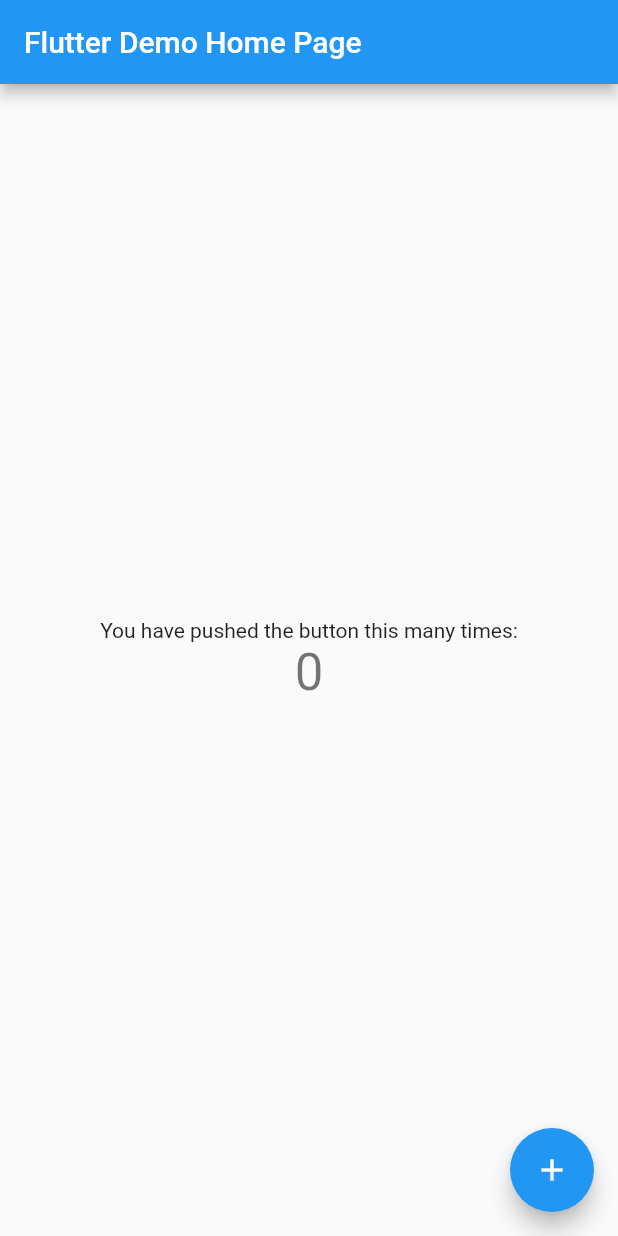
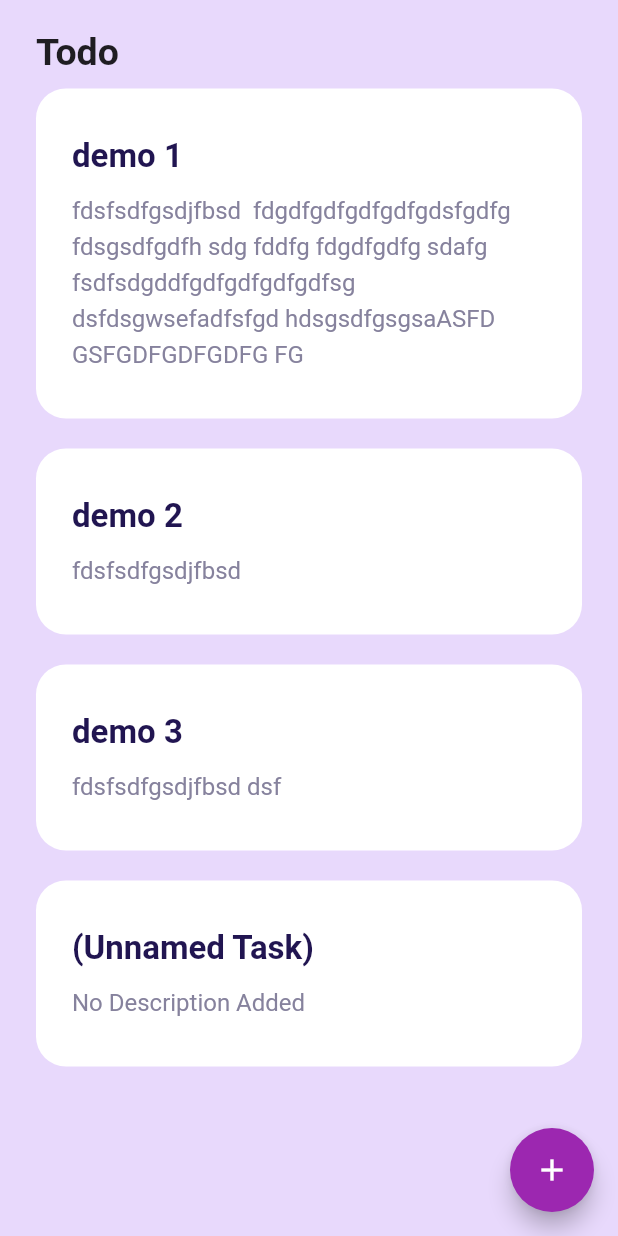
Before and after one commit to PratikAmonkar/Todo-App, a Flutter app: the screen it shows after launch, on a phone screen of 412 x 824 dp. Run offline on Flutter 3.47's test engine with Material 2 defaults, Android fonts, the phone set to English and light mode, and no system bars; our stand-ins replace sqflite; accounts and stored records are empty.

Commit message:
create home page ui

```diff
--- a/lib/main.dart
+++ b/lib/main.dart
@@ -1,115 +1,22 @@
 import 'package:flutter/material.dart';
+import 'package:todo_app/screens/home_page.dart';
 
-void main() {
+void main(){
   runApp(const MyApp());
 }
 
 class MyApp extends StatelessWidget {
-  const MyApp({Key? key}) : super(key: key);
+  const MyApp({ Key? key }) : super(key: key);
 
-  // This widget is the root of your application.
   @override
   Widget build(BuildContext context) {
     return MaterialApp(
-      title: 'Flutter Demo',
-      theme: ThemeData(
-        // This is the theme of your application.
-        //
-        // Try running your application with "flutter run". You'll see the
-        // application has a blue toolbar. Then, without quitting the app, try
-        // changing the primarySwatch below to Colors.green and then invoke
-        // "hot reload" (press "r" in the console where you ran "flutter run",
-        // or simply save your changes to "hot reload" in a Flutter IDE).
-        // Notice that the counter didn't reset back to zero; the application
-        // is not restarted.
-        primarySwatch: Colors.blue,
+      title:"Todo App",
+      theme:ThemeData(
+        primarySwatch:Colors.purple,
       ),
-      home: const MyHomePage(title: 'Flutter Demo Home Page'),
+      debugShowCheckedModeBanner: false,
+      home:const HomePage(),
     );
   }
 }
-
-class MyHomePage extends StatefulWidget {
-  const MyHomePage({Key? key, required this.title}) : super(key: key);
-
-  // This widget is the home page of your application. It is stateful, meaning
-  // that it has a State object (defined below) that contains fields that affect
-  // how it looks.
-
-  // This class is the configuration for the state. It holds the values (in this
-  // case the title) provided by the parent (in this case the App widget) and
-  // used by the build method of the State. Fields in a Widget subclass are
-  // always marked "final".
-
-  final String title;
-
-  @override
-  State<MyHomePage> createState() => _MyHomePageState();
-}
-
-class _MyHomePageState extends State<MyHomePage> {
-  int _counter = 0;
-
-  void _incrementCounter() {
-    setState(() {
-      // This call to setState tells the Flutter framework that something has
-      // changed in this State, which causes it to rerun the build method below
-      // so that the display can reflect the updated values. If we changed
-      // _counter without calling setState(), then the build method would not be
-      // called again, and so nothing would appear to happen.
-      _counter++;
-    });
-  }
-
-  @override
-  Widget build(BuildContext context) {
-    // This method is rerun every time setState is called, for instance as done
-    // by the _incrementCounter method above.
-    //
-    // The Flutter framework has been optimized to make rerunning build methods
-    // fast, so that you can just rebuild anything that needs updating rather
-    // than having to individually change instances of widgets.
-    return Scaffold(
-      appBar: AppBar(
-        // Here we take the value from the MyHomePage object that was created by
-        // the App.build method, and use it to set our appbar title.
-        title: Text(widget.title),
-      ),
-      body: Center(
-        // Center is a layout widget. It takes a single child and positions it
-        // in the middle of the parent.
-        child: Column(
-          // Column is also a layout widget. It takes a list of children and
-          // arranges them vertically. By default, it sizes itself to fit its
-          // children horizontally, and tries to be as tall as its parent.
-          //
-          // Invoke "debug painting" (press "p" in the console, choose the
-          // "Toggle Debug Paint" action from the Flutter Inspector in Android
-          // Studio, or the "Toggle Debug Paint" command in Visual Studio Code)
-          // to see the wireframe for each widget.
-          //
-          // Column has various properties to control how it sizes itself and
-          // how it positions its children. Here we use mainAxisAlignment to
-          // center the children vertically; the main axis here is the vertical
-          // axis because Columns are vertical (the cross axis would be
-          // horizontal).
-          mainAxisAlignment: MainAxisAlignment.center,
-          children: <Widget>[
-            const Text(
-              'You have pushed the button this many times:',
-            ),
-            Text(
-              '$_counter',
-              style: Theme.of(context).textTheme.headline4,
-            ),
-          ],
-        ),
-      ),
-      floatingActionButton: FloatingActionButton(
-        onPressed: _incrementCounter,
-        tooltip: 'Increment',
-        child: const Icon(Icons.add),
-      ), // This trailing comma makes auto-formatting nicer for build methods.
-    );
-  }
-}
--- /dev/null
+++ b/lib/screens/home_page.dart
@@ -0,0 +1,78 @@
+import 'package:flutter/material.dart';
+import 'package:flutter/services.dart';
+import 'package:todo_app/widgets/task_card_widget.dart';
+
+class HomePage extends StatefulWidget {
+  const HomePage({Key? key}) : super(key: key);
+
+  @override
+  State<HomePage> createState() => _HomePageState();
+}
+
+class _HomePageState extends State<HomePage> {
+  @override
+  Widget build(BuildContext context) {
+    return Scaffold(
+      backgroundColor: const Color.fromARGB(255, 232, 217, 252),
+      appBar: AppBar(
+        toolbarHeight: 10.0,
+        backgroundColor: const Color.fromARGB(255, 232, 217, 252),
+        systemOverlayStyle: const SystemUiOverlayStyle(
+          // Status bar color
+          statusBarColor: Color.fromARGB(255, 232, 217, 252),
+          statusBarIconBrightness: Brightness.dark,
+        ),
+        elevation: 0.0,
+      ),
+      body: SafeArea(
+        child: Container(
+          width: double.infinity,
+          padding: const EdgeInsets.symmetric(horizontal: 24.0),
+          child: Column(
+            crossAxisAlignment: CrossAxisAlignment.start,
+            children: [
+              Container(
+                margin: const EdgeInsets.symmetric(
+                  vertical:10.0,
+                ),
+                child: const Text(
+                  "Todo",
+                  style: TextStyle(
+                    fontSize: 25.0,
+                    fontWeight: FontWeight.bold,
+                  ),
+                ),
+              ),
+              Expanded(
+                child: ListView(
+                  children: const [
+                    TaskCardWidget(
+                      title: 'demo 1',
+                      description:
+                          'fdsfsdfgsdjfbsd  fdgdfgdfgdfgdfgdsfgdfg fdsgsdfgdfh sdg fddfg fdgdfgdfg sdafg fsdfsdgddfgdfgdfgdfgdfsg dsfdsgwsefadfsfgd hdsgsdfgsgsaASFD GSFGDFGDFGDFG FG',
+                    ),
+                    TaskCardWidget(
+                      title: 'demo 2',
+                      description: 'fdsfsdfgsdjfbsd',
+                    ),
+                    TaskCardWidget(
+                      title: 'demo 3',
+                      description: 'fdsfsdfgsdjfbsd dsf',
+                    ),
+                    TaskCardWidget(),
+                  ],
+                ),
+              ),
+            ],
+          ),
+        ),
+      ),
+      floatingActionButton: FloatingActionButton(
+        onPressed: () {},
+        child: const Icon(
+          Icons.add,
+        ),
+      ),
+    );
+  }
+}
--- /dev/null
+++ b/lib/widgets/task_card_widget.dart
@@ -0,0 +1,56 @@
+import 'package:flutter/material.dart';
+
+class TaskCardWidget extends StatelessWidget {
+  final String? title;
+  final String? description;
+
+  const TaskCardWidget({
+    Key? key,
+    this.title,
+    this.description,
+  }) : super(key: key);
+
+  @override
+  Widget build(BuildContext context) {
+    return Container(
+      width: double.infinity,
+      padding: const EdgeInsets.symmetric(
+        vertical: 32.0,
+        horizontal: 24.0,
+      ),
+      margin: const EdgeInsets.only(
+        bottom: 20.0,
+      ),
+      decoration: BoxDecoration(
+        color: Colors.white,
+        borderRadius: BorderRadius.circular(20.0),
+      ),
+      child: Column(
+        crossAxisAlignment: CrossAxisAlignment.start,
+        children: [
+          Text(
+            title ?? "(Unnamed Task)",
+            style: const TextStyle(
+              color: Color(0xFF211551),
+              fontSize: 22.0,
+              fontWeight: FontWeight.bold,
+            ),
+          ),
+          Padding(
+            padding: const EdgeInsets.only(
+              top: 10.0,
+            ),
+            child: Text(
+              description ?? "No Description Added",
+              style: const TextStyle(
+                fontSize: 16.0,
+                color: Color(0xFF86829D),
+                height: 1.5,
+              ),
+            ),
+          )
+        ],
+      ),
+    );
+  }
+}
```
